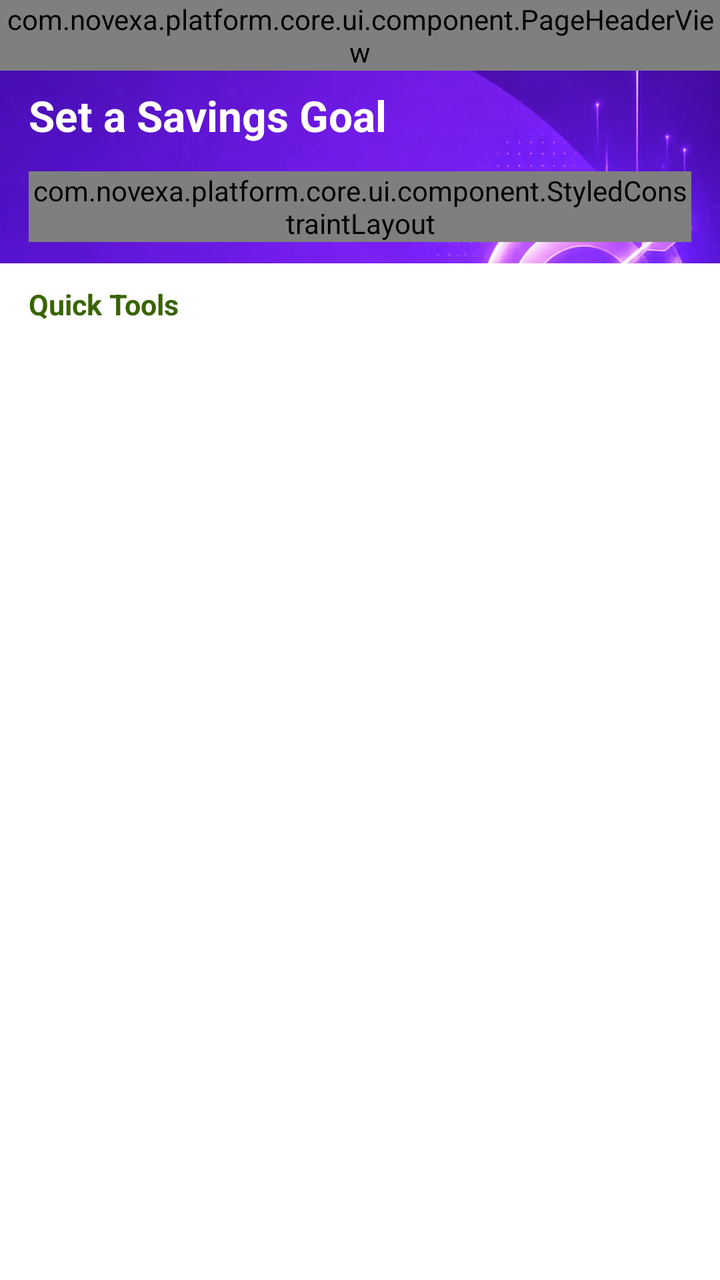
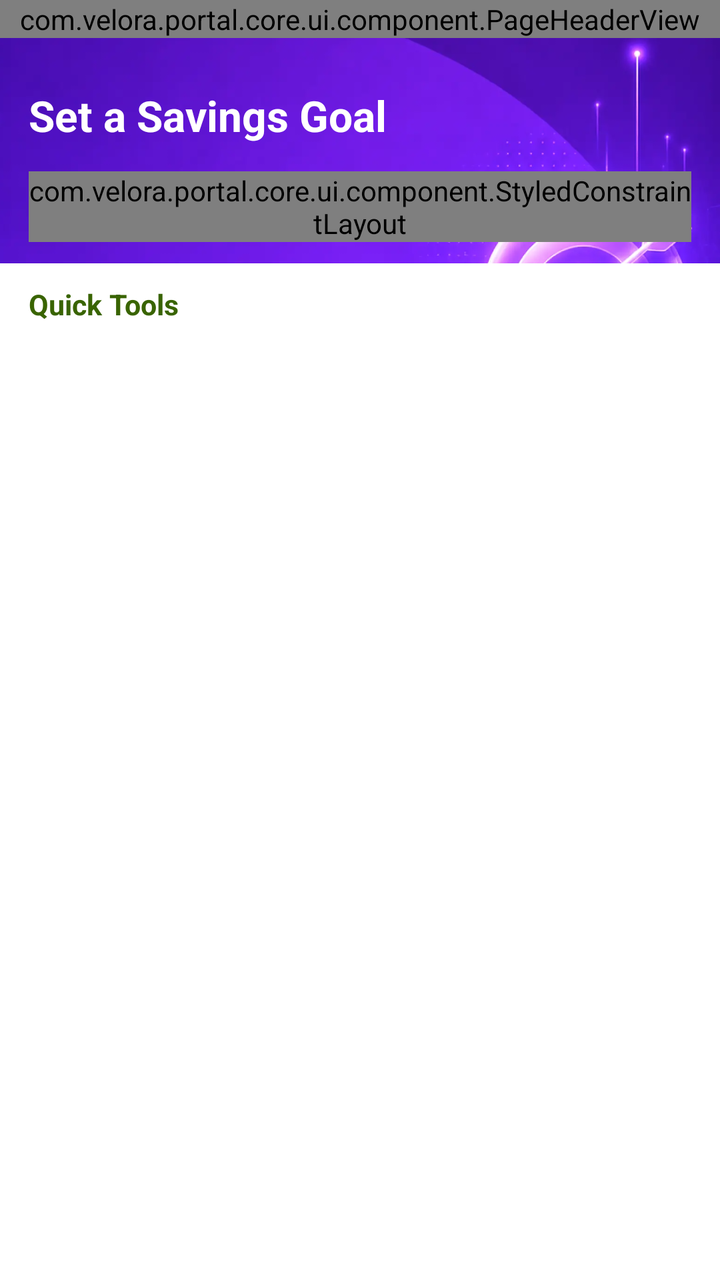

The first picture is an Android layout as it rendered before a commit; the second is the same layout after the commit. The layout source and the unified diff follow.
<!-- AndroidManifest.xml: application theme MyTheme -->
<!-- res/layout/activity_savings_goal_tip_detail.xml -->
<?xml version="1.0" encoding="utf-8"?>
<androidx.constraintlayout.widget.ConstraintLayout xmlns:android="http://schemas.android.com/apk/res/android"
    xmlns:app="http://schemas.android.com/apk/res-auto"
    android:layout_width="match_parent"
    android:layout_height="match_parent"
    android:background="@color/page_bg_color1">

    <androidx.appcompat.widget.AppCompatImageView
        android:layout_width="0dp"
        android:layout_height="0dp"
        android:contentDescription="@null"
        android:scaleType="centerCrop"
        android:src="@mipmap/page_goal_detail_bg"
        app:layout_constraintBottom_toBottomOf="parent"
        app:layout_constraintEnd_toEndOf="parent"
        app:layout_constraintStart_toStartOf="parent"
        app:layout_constraintTop_toTopOf="parent" />

    <androidx.core.widget.NestedScrollView
        android:layout_width="0dp"
        android:layout_height="0dp"
        android:clipToPadding="false"
        android:fillViewport="true"
        android:overScrollMode="never"
        app:layout_constraintBottom_toBottomOf="parent"
        app:layout_constraintEnd_toEndOf="parent"
        app:layout_constraintStart_toStartOf="parent"
        app:layout_constraintTop_toTopOf="parent">

        <LinearLayout
            android:layout_width="match_parent"
            android:layout_height="match_parent"
            android:orientation="vertical">

            <FrameLayout
                android:id="@+id/detailHeader"
                android:layout_width="match_parent"
                android:layout_height="wrap_content"
                android:paddingBottom="@dimen/dp_16">

                <com.novexa.platform.core.ui.component.PageHeaderView
                    android:id="@+id/titleBar"
                    android:layout_width="match_parent"
                    android:layout_height="wrap_content"
                    app:fitStatusBar="false"
                    app:navigationIconColor="@color/text_inverse"
                    app:navigationMarginStart="@dimen/dp_0" />

                <TextView
                    android:layout_width="match_parent"
                    android:layout_height="wrap_content"
                    android:layout_gravity="start|top"
                    android:layout_marginStart="@dimen/dp_16"
                    android:layout_marginTop="@dimen/dp_52"
                    android:layout_marginEnd="@dimen/dp_16"
                    android:gravity="top"
                    android:includeFontPadding="false"
                    android:minLines="1"
                    android:text="@string/calculator_tips_goal_title"
                    android:textColor="@color/text_inverse"
                    android:textSize="@dimen/sp_24"
                    android:textStyle="bold" />
            </FrameLayout>

            <com.novexa.platform.core.ui.component.StyledConstraintLayout
                android:layout_width="match_parent"
                android:layout_height="wrap_content"
                android:layout_marginHorizontal="@dimen/dp_16"
                app:radius="@dimen/dp_12"
                app:solidColor="@color/surface_primary">

                <LinearLayout
                    android:layout_width="0dp"
                    android:layout_height="wrap_content"
                    android:orientation="vertical"
                    android:padding="@dimen/dp_12"
                    app:layout_constraintEnd_toEndOf="parent"
                    app:layout_constraintStart_toStartOf="parent"
                    app:layout_constraintTop_toTopOf="parent">

                    <TextView
                        android:layout_width="match_parent"
                        android:layout_height="wrap_content"
                        android:includeFontPadding="false"
                        android:text="@string/calculator_goal_tip_updated"
                        android:textColor="@color/text_primary"
                        android:textSize="@dimen/sp_14"
                        android:textStyle="bold" />

                    <TextView
                        android:id="@+id/tvDefineTitle"
                        android:layout_width="match_parent"
                        android:layout_height="wrap_content"
                        android:layout_marginTop="@dimen/dp_10"
                        android:textColor="@color/text_primary"
                        android:textSize="@dimen/sp_12"
                        android:textStyle="bold" />

                    <TextView
                        android:layout_width="match_parent"
                        android:layout_height="wrap_content"
                        android:layout_marginTop="@dimen/dp_4"
                        android:lineSpacingExtra="@dimen/dp_2"
                        android:text="@string/calculator_goal_tip_define_description"
                        android:textColor="@color/text_secondary"
                        android:textSize="@dimen/sp_10" />

                    <TextView
                        android:id="@+id/tvTargetTitle"
                        android:layout_width="match_parent"
                        android:layout_height="wrap_content"
                        android:layout_marginTop="@dimen/dp_12"
                        android:textColor="@color/text_primary"
                        android:textSize="@dimen/sp_12"
                        android:textStyle="bold" />

                    <TextView
                        android:layout_width="match_parent"
                        android:layout_height="wrap_content"
                        android:layout_marginTop="@dimen/dp_4"
                        android:lineSpacingExtra="@dimen/dp_2"
                        android:text="@string/calculator_goal_tip_target_description"
                        android:textColor="@color/text_secondary"
                        android:textSize="@dimen/sp_10" />

                    <TextView
                        android:id="@+id/tvPlanTitle"
                        android:layout_width="match_parent"
                        android:layout_height="wrap_content"
                        android:layout_marginTop="@dimen/dp_12"
                        android:textColor="@color/text_primary"
                        android:textSize="@dimen/sp_12"
                        android:textStyle="bold" />

                    <TextView
                        android:layout_width="match_parent"
                        android:layout_height="wrap_content"
                        android:layout_marginTop="@dimen/dp_4"
                        android:lineSpacingExtra="@dimen/dp_2"
                        android:text="@string/calculator_goal_tip_plan_description"
                        android:textColor="@color/text_secondary"
                        android:textSize="@dimen/sp_10" />

                    <TextView
                        android:id="@+id/tvProgressTitle"
                        android:layout_width="match_parent"
                        android:layout_height="wrap_content"
                        android:layout_marginTop="@dimen/dp_12"
                        android:textColor="@color/text_primary"
                        android:textSize="@dimen/sp_12"
                        android:textStyle="bold" />

                    <TextView
                        android:layout_width="match_parent"
                        android:layout_height="wrap_content"
                        android:layout_marginTop="@dimen/dp_4"
                        android:lineSpacingExtra="@dimen/dp_2"
                        android:text="@string/calculator_goal_tip_progress_description"
                        android:textColor="@color/text_secondary"
                        android:textSize="@dimen/sp_10" />
                </LinearLayout>
            </com.novexa.platform.core.ui.component.StyledConstraintLayout>

            <LinearLayout
                android:layout_width="match_parent"
                android:layout_height="0dp"
                android:layout_marginTop="@dimen/dp_12"
                android:background="@color/surface_primary"
                android:minHeight="@dimen/dp_112"
                android:orientation="vertical"
                android:paddingStart="@dimen/dp_16"
                android:paddingTop="@dimen/dp_12"
                android:paddingEnd="@dimen/dp_16"
                android:paddingBottom="@dimen/dp_24"
                android:layout_weight="1">

                <include
                    android:id="@+id/quickTools"
                    layout="@layout/view_calculation_quick_tools"
                    android:layout_width="match_parent"
                    android:layout_height="wrap_content" />
            </LinearLayout>
        </LinearLayout>
    </androidx.core.widget.NestedScrollView>
</androidx.constraintlayout.widget.ConstraintLayout>
<!-- res/layout/view_calculation_quick_tools.xml (included above) -->
<?xml version="1.0" encoding="utf-8"?>
<LinearLayout xmlns:android="http://schemas.android.com/apk/res/android"
    android:layout_width="match_parent"
    android:layout_height="wrap_content"
    android:orientation="vertical">

    <TextView
        android:layout_width="match_parent"
        android:layout_height="wrap_content"
        android:text="@string/calculator_quick_tools"
        android:textColor="@color/brand_primary"
        android:textSize="@dimen/sp_16"
        android:textStyle="bold" />

    <LinearLayout
        android:layout_width="match_parent"
        android:layout_height="wrap_content"
        android:layout_marginTop="@dimen/dp_10"
        android:gravity="center"
        android:orientation="horizontal">

        <include
            android:id="@+id/toolSalary"
            layout="@layout/item_calculation_quick_tool"
            android:layout_width="0dp"
            android:layout_height="wrap_content"
            android:layout_weight="1" />

        <include
            android:id="@+id/toolOvertime"
            layout="@layout/item_calculation_quick_tool"
            android:layout_width="0dp"
            android:layout_height="wrap_content"
            android:layout_weight="1" />

        <include
            android:id="@+id/toolWorkHours"
            layout="@layout/item_calculation_quick_tool"
            android:layout_width="0dp"
            android:layout_height="wrap_content"
            android:layout_weight="1" />

        <include
            android:id="@+id/toolTax"
            layout="@layout/item_calculation_quick_tool"
            android:layout_width="0dp"
            android:layout_height="wrap_content"
            android:layout_weight="1" />
    </LinearLayout>
</LinearLayout>
<!-- res/layout/item_calculation_quick_tool.xml (included above) -->
<?xml version="1.0" encoding="utf-8"?>
<LinearLayout xmlns:android="http://schemas.android.com/apk/res/android"
    android:layout_width="match_parent"
    android:layout_height="wrap_content"
    android:gravity="center_horizontal"
    android:orientation="vertical">

    <androidx.appcompat.widget.AppCompatImageView
        android:id="@+id/ivToolIcon"
        android:layout_width="@dimen/dp_47"
        android:layout_height="@dimen/dp_47"
        android:contentDescription="@null"
        android:scaleType="centerInside" />

    <TextView
        android:id="@+id/tvToolName"
        android:layout_width="match_parent"
        android:layout_height="wrap_content"
        android:layout_marginTop="@dimen/dp_2"
        android:gravity="center"
        android:lines="2"
        android:textColor="@color/text_secondary"
        android:textSize="@dimen/sp_12" />
</LinearLayout>
<!-- resources referenced by this layout -->
<resources>
  <color name="brand_primary">#396401</color>
  <color name="page_bg_color1">#FBF5EE</color>
  <color name="surface_primary">#FFFFFFFF</color>
  <color name="text_inverse">#FFFFFFFF</color>
  <color name="text_primary">#111827</color>
  <color name="text_secondary">#6D7280</color>
  <dimen name="dp_0">0dp</dimen>
  <dimen name="dp_10">10dp</dimen>
  <dimen name="dp_112">112dp</dimen>
  <dimen name="dp_12">12dp</dimen>
  <dimen name="dp_16">16dp</dimen>
  <dimen name="dp_2">2dp</dimen>
  <dimen name="dp_24">24dp</dimen>
  <dimen name="dp_4">4dp</dimen>
  <dimen name="dp_47">47dp</dimen>
  <dimen name="dp_52">52dp</dimen>
  <dimen name="sp_10">10sp</dimen>
  <dimen name="sp_12">12sp</dimen>
  <dimen name="sp_14">14sp</dimen>
  <dimen name="sp_16">16sp</dimen>
  <dimen name="sp_24">24sp</dimen>
  <!-- mipmap page_goal_detail_bg: webp bitmap (mipmap-xxxhdpi, 45224 bytes) -->
  <string name="calculator_goal_tip_define_description">A specific goal makes saving easier. Instead of saying “I want to save more,” decide exactly how much you want to save and when you want to achieve it.</string>
  <string name="calculator_goal_tip_plan_description">Divide your target amount into smaller monthly steps. A regular saving plan can make large goals feel easier to achieve.</string>
  <string name="calculator_goal_tip_progress_description">Checking your progress helps you stay motivated. Celebrate small milestones as you move closer to your goal.</string>
  <string name="calculator_goal_tip_target_description">Set a realistic savings target based on your income and monthly budget.</string>
  <string name="calculator_goal_tip_updated">Updated Jul 2026</string>
  <string name="calculator_quick_tools">Quick Tools</string>
  <string name="calculator_tips_goal_title">Set a Savings Goal</string>
  <style name="MyTheme" parent="Theme.MaterialComponents.DayNight.NoActionBar">
          <item name="android:windowBackground">@color/surface_primary</item>
          <item name="android:statusBarColor">@color/surface_primary</item>
          <item name="android:navigationBarColor">@color/surface_primary</item>
          <item name="android:windowTranslucentStatus">false</item>
          <item name="android:windowTranslucentNavigation">false</item>
          <item name="editTextStyle">@style/AppEditTextStyle</item>
          <item name="android:editTextStyle">@style/AppEditTextStyle</item>
      </style>
  <style name="AppEditTextStyle" parent="@style/Widget.AppCompat.EditText">
          <item name="android:textCursorDrawable">@drawable/input_cursor_color_7087f8</item>
      </style>
  <!-- drawable input_cursor_color_7087f8 (drawable) -->
  <?xml version="1.0" encoding="utf-8"?>
  <shape xmlns:android="http://schemas.android.com/apk/res/android">
      <size android:width="@dimen/dp_2" />
      <solid android:color="@color/brand_primary" />
  </shape>
</resources>

<!-- the commit's change to res/layout/activity_savings_goal_tip_detail.xml (unified diff, before → after) -->
@@ -38,7 +38,7 @@
                 android:layout_height="wrap_content"
                 android:paddingBottom="@dimen/dp_16">
 
-                <com.novexa.platform.core.ui.component.PageHeaderView
+                <com.velora.portal.core.ui.component.PageHeaderView
                     android:id="@+id/titleBar"
                     android:layout_width="match_parent"
                     android:layout_height="wrap_content"
@@ -62,7 +62,7 @@
                     android:textStyle="bold" />
             </FrameLayout>
 
-            <com.novexa.platform.core.ui.component.StyledConstraintLayout
+            <com.velora.portal.core.ui.component.StyledConstraintLayout
                 android:layout_width="match_parent"
                 android:layout_height="wrap_content"
                 android:layout_marginHorizontal="@dimen/dp_16"
@@ -159,7 +159,7 @@
                         android:textColor="@color/text_secondary"
                         android:textSize="@dimen/sp_10" />
                 </LinearLayout>
-            </com.novexa.platform.core.ui.component.StyledConstraintLayout>
+            </com.velora.portal.core.ui.component.StyledConstraintLayout>
 
             <LinearLayout
                 android:layout_width="match_parent"
